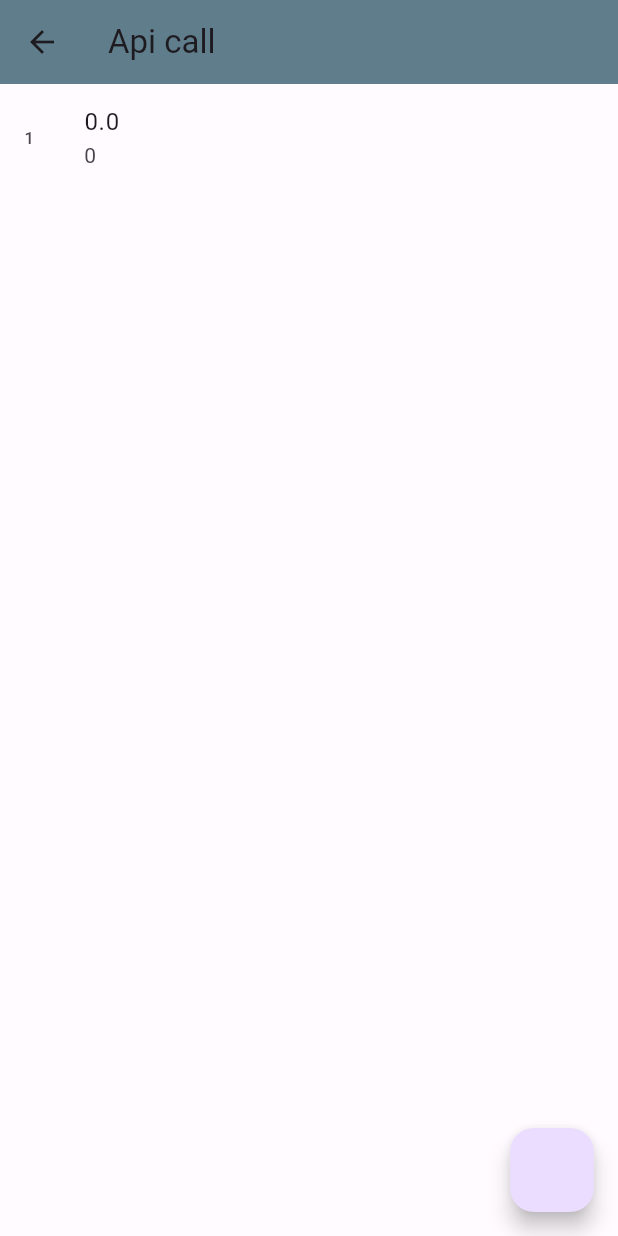
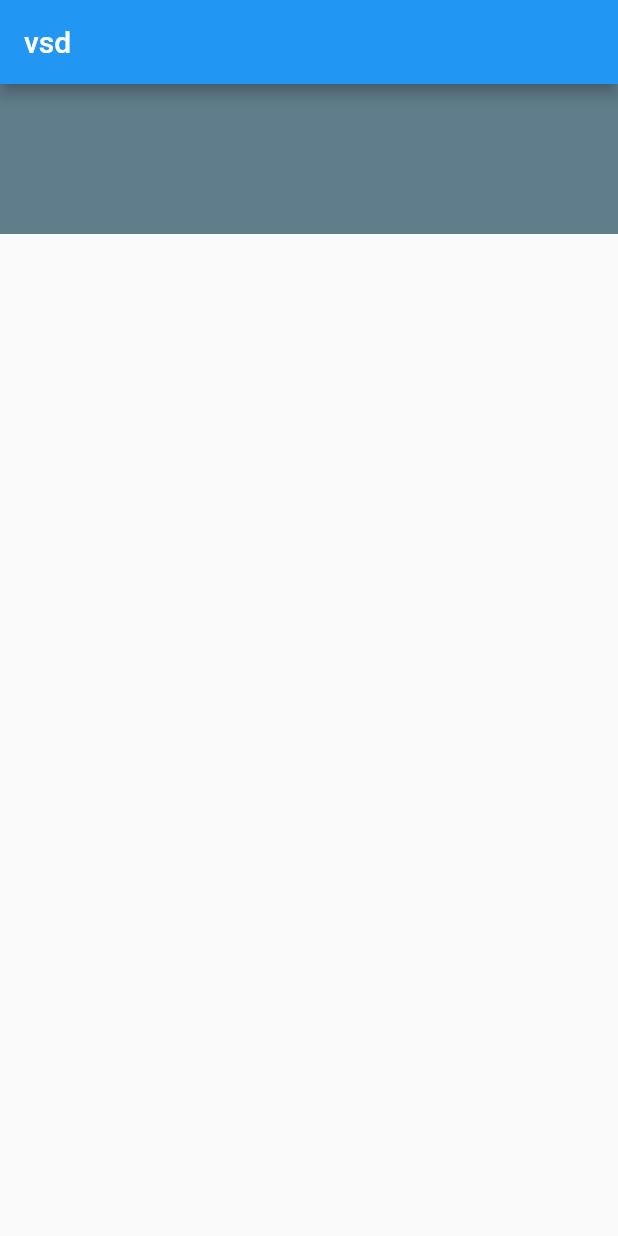
Before and after one commit to sandeshchapagai/Weather_App, a Flutter app: the Home screen opened directly, on a phone screen of 412 x 824 dp. Run offline on Flutter 3.47's test engine with Material 2 defaults, Android fonts, the phone set to English and light mode, and no system bars.

Commit message:
going to start app

```diff
--- a/lib/home.dart
+++ b/lib/home.dart
@@ -1,72 +1,18 @@
-import 'dart:convert';
+import 'package:flutter/material.dart';
 
-import 'package:flutter/material.dart';
-import 'package:http/http.dart' as http;
-
-class Home extends StatefulWidget {
-  const Home({Key? key});
-
-  @override
-  State<Home> createState() => _HomeState();
-}
-
-class _HomeState extends State<Home> {
-  Map<String, dynamic> weatherData = {
-    'main': {'temp': 0.0}, // Default value for 'temp'
-    'clouds': {'all': 0}, // Default value for 'clouds'
-  };
+class Home extends StatelessWidget {
+  const Home({super.key});
 
   @override
   Widget build(BuildContext context) {
-    final main = weatherData['main']?['temp'] ?? 0.0;
-    final description = weatherData['clouds']?['all'] ?? 0;
-
     return Scaffold(
       appBar: AppBar(
-        title: Text('Api call'),
-        backgroundColor: Colors.blueGrey,
-      ),
-      floatingActionButton: FloatingActionButton(
-        onPressed: fetchWeather,
+        title: Text('vsd'),
       ),
       body: Container(
-        color: Colors.white54,
-        child: ListView(
-          children: [
-            ListTile(
-              leading: ClipRRect(
-                borderRadius: BorderRadius.circular(100),
-                child: Text('1'),
-              ),
-              title: Text(main.toString()),
-              subtitle: Text(description.toString()),
-            )
-          ],
-        ),
+        height: 100,
+        color: Colors.blueGrey,
       ),
     );
   }
-
-  void fetchWeather() async {
-    print('API Fetching........');
-    const apiKey = '295db62aa69ddbe62f19c22289a99cf9'; // Replace with your OpenWeatherMap API key
-    const city = 'canada';
-    final url =
-        'https://api.openweathermap.org/data/2.5/weather?q=$city&appid=$apiKey';
-    final uri = Uri.parse(url);
-    final response = await http.get(uri);
-
-    if (response.statusCode == 200) {
-      final body = response.body;
-      final json = jsonDecode(body);
-
-      setState(() {
-        weatherData = json;
-      });
-
-      print('Completed');
-    } else {
-      print('Failed to fetch data');
-    }
-  }
 }
```
Also changed, not shown: lib/api.dart (added, +66 -0 lines), lib/main.dart (+5 -28 lines), 2 other files.
